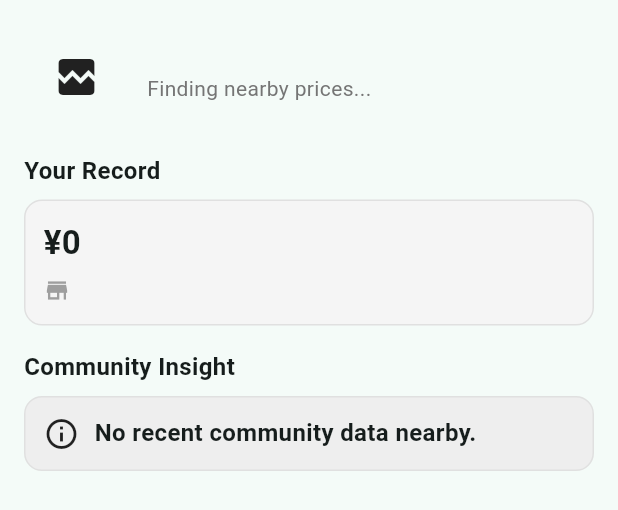
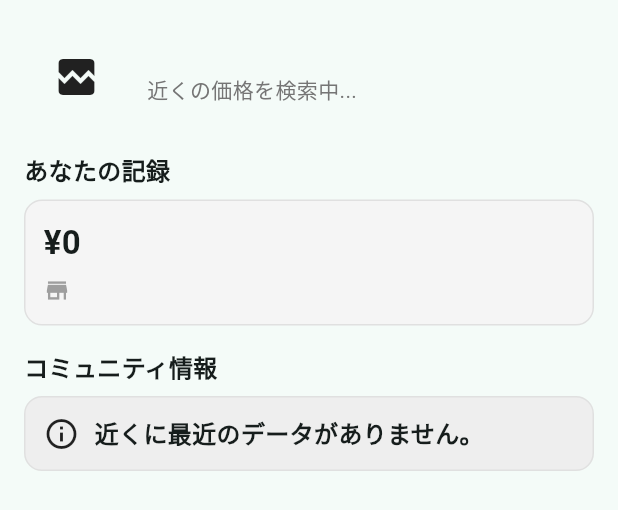
Before and after one commit to cc100053/kurabe, a Flutter app: the ProductDetailSheet widget shown alone on an empty page, opened directly with empty values, on a phone screen of 412 x 824 dp. Shown: the top 510 px of the screen. Run offline on Flutter 3.47's test engine with Material 3 defaults, Android fonts, the phone set to English and light mode, and no system bars; drawn by our look-alikes of cached_network_image; our stand-ins replace camera, flutter_dotenv, flutter_image_compress, geolocator, google_generative_ai, image_picker and 3 more; accounts and stored records are empty; network calls fail.

Commit message:
Fix community insight unit price check and syntax

```diff
--- a/lib/widgets/product_detail_sheet.dart
+++ b/lib/widgets/product_detail_sheet.dart
@@ -145,14 +145,14 @@ class _ProductDetailSheetState extends State<ProductDetailSheet> {
                 _buildHeader(productName, imageUrl),
                 const SizedBox(height: 16),
                 const Text(
-                  'Your Record',
+                  'あなたの記録',
                   style: TextStyle(fontWeight: FontWeight.bold, fontSize: 16),
                 ),
                 const SizedBox(height: 8),
                 _buildYourRecordCard(userPrice),
                 const SizedBox(height: 16),
                 const Text(
-                  'Community Insight',
+                  'コミュニティ情報',
                   style: TextStyle(fontWeight: FontWeight.bold, fontSize: 16),
                 ),
                 const SizedBox(height: 8),
@@ -204,12 +204,12 @@ class _ProductDetailSheetState extends State<ProductDetailSheet> {
               const SizedBox(height: 4),
               if (_currentPosition != null)
                 Text(
-                  'Your location locked',
+                  '現在地を取得しました',
                   style: TextStyle(color: Colors.grey.shade600),
                 ),
               if (_currentPosition == null)
                 Text(
-                  'Finding nearby prices...',
+                  '近くの価格を検索中...',
                   style: TextStyle(color: Colors.grey.shade600),
                 ),
             ],
@@ -280,12 +280,12 @@ class _ProductDetailSheetState extends State<ProductDetailSheet> {
           crossAxisAlignment: CrossAxisAlignment.start,
           children: [
             const Text(
-              '📍 Location unavailable',
+              '📍 位置情報が取得できません',
               style: TextStyle(fontWeight: FontWeight.bold, fontSize: 16),
             ),
             const SizedBox(height: 6),
             Text(
-              'Tap to retry with higher accuracy.',
+              'タップして高精度で再試行します。',
               style: TextStyle(color: Colors.grey.shade700),
             ),
             const SizedBox(height: 10),
@@ -300,7 +300,7 @@ class _ProductDetailSheetState extends State<ProductDetailSheet> {
                       child: CircularProgressIndicator(strokeWidth: 2),
                     )
                   : const Icon(Icons.my_location),
-              label: Text(_isLoading ? 'Retrying...' : 'Retry high accuracy'),
+              label: Text(_isLoading ? '再試行中...' : '高精度で再試行'),
             ),
           ],
         ),
@@ -321,7 +321,7 @@ class _ProductDetailSheetState extends State<ProductDetailSheet> {
             const Expanded(child: LinearProgressIndicator(minHeight: 6)),
             const SizedBox(width: 12),
             Text(
-              'Checking nearby prices...',
+              '近くの価格を確認中...',
               style: TextStyle(color: Colors.grey.shade700),
             ),
           ],
@@ -334,21 +334,30 @@ class _ProductDetailSheetState extends State<ProductDetailSheet> {
       return _insightContainer(
         color: Colors.grey.shade200,
         borderColor: Colors.grey.shade300,
-        title: 'No recent community data nearby.',
+        title: '近くに最近のデータがありません。',
         icon: Icons.info_outline,
       );
     }
 
     final communityPrice = (community['price'] as num?)?.toDouble();
+    final communityQuantity =
+        (community['quantity'] as num?)?.toDouble() ?? 1;
+    final communityUnitPrice =
+        _computeUnitPrice(communityPrice, communityQuantity);
+
+    final userQuantity = (widget.record['quantity'] as num?)?.toDouble() ?? 1;
+    final userUnitPrice = _computeUnitPrice(userPrice, userQuantity);
+
     final communityShop = community['shop_name'] as String?;
     final communityDistance = (community['distance_meters'] as num?)
         ?.toDouble();
     final communityDate = _parseDate(community['created_at']);
 
+    // Compare Unit Prices for accurate "Best Price" logic
     final foundCheaper =
-        communityPrice != null &&
-        userPrice != null &&
-        communityPrice < userPrice;
+        communityUnitPrice != null &&
+        userUnitPrice != null &&
+        communityUnitPrice < userUnitPrice;
 
     if (foundCheaper) {
       final subtitleParts = <String>[];
@@ -357,13 +366,16 @@ class _ProductDetailSheetState extends State<ProductDetailSheet> {
       final relative = communityDate != null
           ? timeago.format(communityDate)
           : null;
-      if (relative != null) subtitleParts.add('Reported $relative');
+      if (relative != null) subtitleParts.add('$relativeに報告');
+
+      final unit = community['unit'] as String? ?? '';
+      final unitLabel = unit.isNotEmpty ? '/$unit' : '';
 
       return _insightContainer(
         color: Colors.green.shade50,
         borderColor: Colors.green.shade200,
         title:
-            'Found Cheaper! ${_priceFormat.format(communityPrice)}${communityShop != null ? ' at $communityShop' : ''}',
+            'より安い価格を発見！ ${_priceFormat.format(communityPrice)}${unitLabel.isNotEmpty ? unitLabel : ""} ($communityShop)',
         icon: Icons.trending_down,
         subtitle: subtitleParts.isNotEmpty ? subtitleParts.join(' • ') : null,
       );
@@ -372,9 +384,9 @@ class _ProductDetailSheetState extends State<ProductDetailSheet> {
     return _insightContainer(
       color: Colors.amber.shade50,
       borderColor: Colors.amber.shade200,
-      title: 'You have the best price!',
+      title: 'あなたが最安値です！',
       icon: Icons.emoji_events,
-      subtitle: 'No lower prices found nearby.',
+      subtitle: '近くにより安い価格は見つかりませんでした。',
     );
   }
 
@@ -395,14 +407,14 @@ class _ProductDetailSheetState extends State<ProductDetailSheet> {
               Icon(Icons.lock_outline),
               SizedBox(width: 8),
               Text(
-                'Unlock Nearby Prices',
+                '近くの価格を解除',
                 style: TextStyle(fontWeight: FontWeight.bold, fontSize: 16),
               ),
             ],
           ),
           const SizedBox(height: 6),
           Text(
-            'Sign up to see where to buy cheaper.',
+            'サインアップしてどこでもっと安く購入できるか確認。',
             style: TextStyle(color: Colors.grey.shade700),
           ),
           const SizedBox(height: 10),
@@ -412,7 +424,7 @@ class _ProductDetailSheetState extends State<ProductDetailSheet> {
                 context,
               ).push(MaterialPageRoute(builder: (_) => const ProfileTab()));
             },
-            child: const Text('Link Account'),
+            child: const Text('アカウントを連携'),
           ),
         ],
       ),
@@ -475,4 +487,10 @@ class _ProductDetailSheetState extends State<ProductDetailSheet> {
     if (raw is String) return DateTime.tryParse(raw)?.toLocal();
     return null;
   }
+
+  double? _computeUnitPrice(double? price, double quantity) {
+    if (price == null) return null;
+    final safeQty = quantity <= 0 ? 1 : quantity;
+    return price / safeQty;
+  }
 }
```
